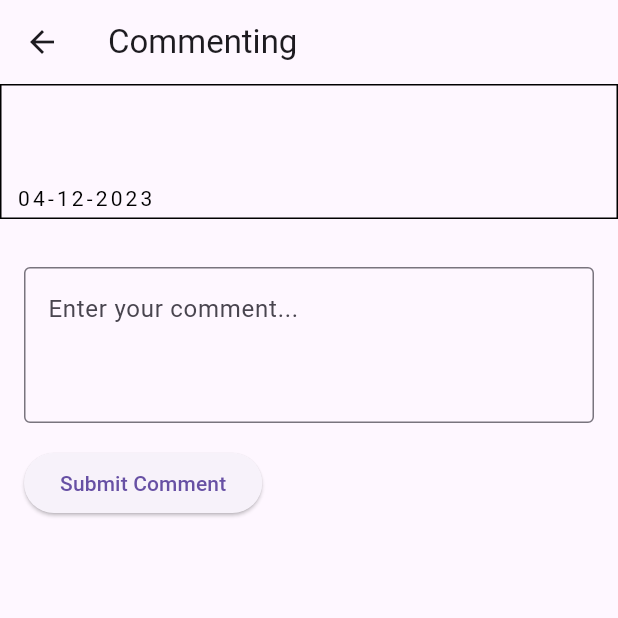
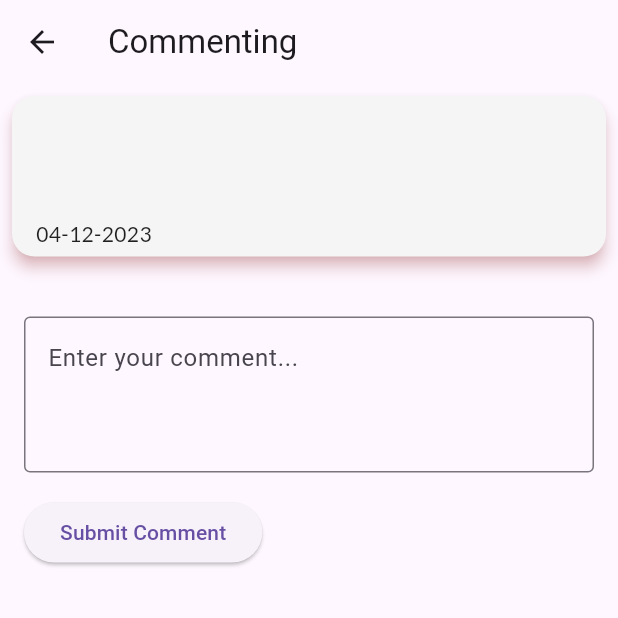
Before and after one commit to yanggank1212/CS4768-Group-5-Project, a Flutter app: the CommentPageScreen screen opened directly with empty values, on a phone screen of 412 x 824 dp, the top half of it. Run offline on Flutter 3.47's test engine with Material 3 defaults, Android fonts, the phone set to English and light mode, and no system bars; our stand-ins replace cloud_firestore, firebase_auth, firebase_core, firebase_storage, google_fonts, google_sign_in and 2 more; missing offline and left inert: firebase_ui_auth, firebase_ui_oauth_google; accounts and stored records are empty; Roboto replaces fonts that are missing (JetBrains Mono).

Commit message:
Changed(Post_widget,images, likes,dislikes)

```diff
--- a/poutine_time/lib/views/components/post_widget.dart
+++ b/poutine_time/lib/views/components/post_widget.dart
@@ -1,4 +1,3 @@
-import 'package:cloud_firestore/cloud_firestore.dart';
 import 'package:flutter/material.dart';
 import 'package:intl/intl.dart';
 import 'package:poutine_time/controller/state_manager.dart';
@@ -6,8 +5,12 @@ import 'package:poutine_time/controller/user_controller.dart';
 import 'package:poutine_time/model/post_model.dart';
 import 'package:poutine_time/views/commenting_page.dart';
 import 'package:poutine_time/views/post_page.dart';
+import 'package:google_fonts/google_fonts.dart';
 
-class PostWidget extends StatelessWidget {
+import '../../controller/post_controller.dart';
+
+// For real time update for likes and dislikes we need a statefulWidget
+class PostWidget extends StatefulWidget {
   final PostModel postModel;
   bool displayUsername;
   bool displayPostOption;
@@ -16,211 +19,235 @@ class PostWidget extends StatelessWidget {
   bool isTappable;
 
   PostWidget({
-    super.key,
+    Key? key,
     required this.postModel,
     this.displayUsername = true,
     this.displayPostOption = true,
     this.displayInteractions = true,
     this.displayReleaseDate = true,
-    // this variable is used to tap the post only on pages that allows it
     this.isTappable = true,
-  });
+  }) : super(key: key);
 
-  Future<void> onThumbsPressed(String fieldName) async {
-    // final userID = StateManager.userController.getUserID();
-    // final postCollection = StateManager.postController.postCollection;
-    // final postDoc = postCollection.doc(postModel.id);
+  @override
 
-    // final hasLiked = postModel.likes.contains(userID);
-    // final hasDisliked = postModel.dislikes.contains(userID);
-
-    // if (hasLiked) {
-    //   await postDoc.update({
-    //     fieldName: FieldValue.arrayRemove([userID])
-    //   });
-    //   if (fieldName == 'likes') postModel.likes.remove(userID);
-    // } else if (hasDisliked) {
-    //   await postDoc.update({
-    //     fieldName: FieldValue.arrayRemove([userID])
-    //   });
-    //   if (fieldName == 'dislikes') postModel.likes.remove(userID);
-    //   return;
-    // }
-
-    // if (fieldName == 'likes')
-    //   postModel.likes.add(userID);
-    // else
-    //   postModel.dislikes.add(userID);
-    // await postDoc.update({
-    //   fieldName: FieldValue.arrayUnion([userID])
-    // });
-
-    // StateManager.postController.notifyListeners();
+  _PostWidgetState createState() => _PostWidgetState();
 }
 
-  Future<void> onThumbsUpPressed() async {
-    await onThumbsPressed('likes');
+class _PostWidgetState extends State<PostWidget> {
+  late PostModel _postModel;
+  PageController _pageController = PageController();
+
+  Color maroonColor = const Color(0xFF800000);
+  Color darkTextColor = const Color(0xFF212121);
+
+  @override
+  void initState() {
+    super.initState();
+    _postModel = widget.postModel;
   }
 
-  Future<void> onThumbsDownPressed() async {
-    await onThumbsPressed('dislikes');
+  // Widget to build the image and slide images
+  Widget buildImageSection() {
+    if (_postModel.imageUrls != null && _postModel.imageUrls.isNotEmpty) {
+      return Column(
+        children: [
+          // Specifying a definite height for the PageView
+          Container(
+            height: 200, // Adjust the height as needed
+            child: PageView.builder(
+              controller: _pageController,
+              itemCount: _postModel.imageUrls.length,
+              itemBuilder: (context, index) {
+                return Image.network(_postModel.imageUrls[index]);
+              },
+            ),
+          ),
+          Row(
+            mainAxisAlignment: MainAxisAlignment.center,
+            children: [
+              IconButton(
+                icon: Icon(Icons.arrow_back_ios),
+                onPressed: () {
+                  if (_pageController.hasClients && _pageController.page! > 0) {
+                    _pageController.previousPage(duration: Duration(milliseconds: 300), curve: Curves.easeInOut);
+                  }
+                },
+              ),
+              IconButton(
+                icon: Icon(Icons.arrow_forward_ios),
+                onPressed: () {
+                  if (_pageController.hasClients && _pageController.page! < _postModel.imageUrls.length - 1) {
+                    _pageController.nextPage(duration: Duration(milliseconds: 300), curve: Curves.easeInOut);
+                  }
+                },
+              ),
+            ],
+          ),
+        ],
+      );
+    } else {
+
+      // Shrinking to adjust size
+      return SizedBox.shrink();
+    }
+  }
+
+
+  void onThumbsUpPressed() async {
+    if (_postModel.id == null) {
+      print('Error: Post ID is null');
+      return;
+    }
+    String postId = _postModel.id!;
+
+    UserController userController = UserController();
+    userController.setUser();
+    if (userController.getUserID() == null) {
+      print('Error: User ID is null');
+      return;
+    }
+    String userId = userController.getUserID();
+
+    // Call the likepost method from controller to update the likes
+    await PostControllerService().likePost(postId, userId);
+
+    setState(() {
+      // Add to likes and remove from dislikes
+      if (!_postModel.likes.contains(userId)) {
+        _postModel.likes.add(userId);
+      }
+      if (_postModel.dislikes.contains(userId)) {
+        _postModel.dislikes.remove(userId);
+      }
+    });
+  }
+
+  void onThumbsDownPressed() async {
+    if (_postModel.id == null) {
+      print('Error: Post ID is null');
+      return;
+    }
+    String postId = _postModel.id!;
+
+    UserController userController = UserController();
+    userController.setUser();
+    if (userController.getUserID() == null) {
+      print('Error: User ID is null');
+      return;
+    }
+    String userId = userController.getUserID();
+
+    await PostControllerService().dislikePost(postId, userId);
+
+    setState(() {
+      // Add to dislikes and remove from likes
+      if (!_postModel.dislikes.contains(userId)) {
+        _postModel.dislikes.add(userId);
+      }
+      if (_postModel.likes.contains(userId)) {
+        _postModel.likes.remove(userId);
+      }
+    });
   }
 
   Widget interactionButtonsWidget(BuildContext context) {
-    return Container(
-      child: Row(
+    return Row(
+      mainAxisAlignment: MainAxisAlignment.spaceAround,
       children: [
-          //Thumbs Up
         InteractionButton(
-            iconPath: 'assets/icons/thumbup.png',
+          iconData: Icons.thumb_up,
           onPressed: onThumbsUpPressed,
-            count: postModel.likes.length,
+          count: _postModel.likes.length,
+          iconColor: maroonColor,
+          textColor: darkTextColor,
         ),
-          const SizedBox(width: 4),
-          // Thumbs Down
         InteractionButton(
-            iconPath: 'assets/icons/thumbdown.png',
+          iconData: Icons.thumb_down,
           onPressed: onThumbsDownPressed,
-            count: postModel.dislikes.length,
+          count: _postModel.dislikes.length,
+          iconColor: maroonColor,
+          textColor: darkTextColor,
         ),
-          const SizedBox(width: 4),
-          // Comment
         InteractionButton(
-            iconPath: 'assets/icons/chatbubble.png',
+          iconData: Icons.comment,
           onPressed: () {
             Navigator.push(
               context,
               MaterialPageRoute(
-                  builder: (context) => CommentPageScreen(
-                    fatherPost: postModel,
-                  ),
+                builder: (context) => CommentPageScreen(fatherPost: _postModel),
               ),
             );
           },
-            count: postModel
-                .comments.length, // You may replace this with the actual count
+          count: _postModel.comments.length,
+          iconColor: maroonColor,
+          textColor: darkTextColor,
+        ),
+      ],
+    );
+  }
+
+
+  Widget topContainerWidget(bool displayUsername, bool displayPostOption) {
+    return Padding(
+      padding: const EdgeInsets.symmetric(horizontal: 16, vertical: 8),
+      child: Row(
+        mainAxisAlignment: MainAxisAlignment.spaceBetween,
+        children: <Widget>[
+          if (displayUsername)
+            Text(
+              _postModel.username,
+              style: GoogleFonts.lato(
+                fontSize: 14,
+                fontWeight: FontWeight.w700,
+                letterSpacing: 1.0,
+                color: Colors.red[800],
+              ),
+            ),
+          if (displayPostOption)
+            IconButton(
+              icon: Icon(Icons.more_vert, color: Colors.red[800]),
+              onPressed: () {},
             ),
         ],
       ),
     );
   }
 
-  Widget topCointainerWidget(bool displayUsername, bool displayPostOption) {
-    return Container(
-      padding: const EdgeInsets.symmetric(horizontal: 10),
-      child: Row(
-        mainAxisAlignment: MainAxisAlignment.spaceBetween,
-        children: <Widget>[
-          if (displayUsername)
-            Text(
-              postModel.username,
-              style: const TextStyle(
-                fontFamily: 'JetBrains Mono',
-                fontSize: 14,
+  Widget middleContainerWidget() {
+    return Padding(
+      padding: const EdgeInsets.symmetric(horizontal: 16, vertical: 10),
+      child: Text(
+        _postModel.description,
+        style: GoogleFonts.lato(
+          fontSize: 15,
           fontWeight: FontWeight.w400,
-                height: 1.1000000409,
-                letterSpacing: 2.1,
-                color: Color(0xff000000),
+          color: Colors.black87,
         ),
-            ),
-          if (displayPostOption)
-            SizedBox(
-                // Post Options Button
-                width: 32,
-                height: 32,
-                child: IconButton(
-                  icon: Image.asset(
-                    'assets/icons/post-options.png',
-                  ),
-                  onPressed: () {},
-                )),
-        ],
+        maxLines: 3,
+        overflow: TextOverflow.ellipsis,
       ),
     );
   }
 
-  Widget middleContainerWidget() {
-    return Container(
-      padding: const EdgeInsets.symmetric(horizontal: 10, vertical: 10),
-      child: Column(
-        crossAxisAlignment: CrossAxisAlignment.start,
-        children: [
-          SizedBox(
-            width: double.infinity,
-            child: Container(
-              constraints: const BoxConstraints(
-                maxWidth: 370,
-              ),
-              child: Text(
-                postModel.description,
-                style: const TextStyle(
-                  fontFamily: 'JetBrains Mono',
-                  fontSize: 15,
-                  fontWeight: FontWeight.w400,
-                  height: 1.1,
-                  color: Color(0xff000000),
-                ),
-                maxLines: 3, //The Maximum number of lines to display
-                overflow: TextOverflow.ellipsis, //To Display (...)
-              ),
-            ),
-          ),
-          SizedBox(
-              height: 10), // Adjust the spacing between description and images
-          if (postModel.imageUrls.isNotEmpty)
-            SizedBox(
-              height: 100,
-              child: ListView.builder(
-                scrollDirection: Axis.horizontal,
-                itemCount: postModel.imageUrls.length,
-                itemBuilder: (context, index) {
-                  var imageUrl = postModel.imageUrls[index];
-                  // return Container(
-                  //   margin: const EdgeInsets.only(right: 8.0),
-                  //   width: 100,
-                  //   height: 100,
-                  //   decoration: BoxDecoration(
-                  //     image: DecorationImage(
-                  //       image: NetworkImage(imageUrl),
-                  //       fit: BoxFit.cover,
-                  //     ),
-                  //     borderRadius: BorderRadius.circular(8.0),
-                  //   ),
-                  // );
-                  Image.network(imageUrl, height: 100, width: 100);
-                },
-              ),
-            ),
-        ],
-      ),
-    );
-  }
 
-  Widget bottomContainerWidget(
-      BuildContext context, bool displayInteractions, bool displayReleaseDate) {
-    String formattedDate =
-        DateFormat('dd-MM-yyyy').format(postModel.release_date);
-
-    return Container(
-      padding: const EdgeInsets.symmetric(horizontal: 10, vertical: 5),
-      //width: double.infinity,
+  Widget bottomContainerWidget(BuildContext context, bool displayInteractions,
+      bool displayReleaseDate) {
+    String formattedDate = DateFormat('dd-MM-yyyy').format(
+        _postModel.release_date);
+    return Padding(
+      padding: const EdgeInsets.symmetric(horizontal: 16, vertical: 5),
       child: Row(
         mainAxisAlignment: MainAxisAlignment.spaceBetween,
         children: <Widget>[
-          // Interaction Buttons
-          if (displayInteractions) interactionButtonsWidget(context),
-          //Post's Release Date
+          if (displayInteractions) Expanded(
+              child: interactionButtonsWidget(context)),
           if (displayReleaseDate)
             Text(
               formattedDate,
-              textAlign: TextAlign.right,
-              style: const TextStyle(
-                fontFamily: 'JetBrains Mono',
+              style: GoogleFonts.lato(
                 fontSize: 14,
                 fontWeight: FontWeight.w400,
-                height: 1.1,
-                letterSpacing: 2.1,
-                color: Color(0xff000000),
+                color: Colors.black87,
               ),
             ),
         ],
@@ -231,31 +258,33 @@ class PostWidget extends StatelessWidget {
   @override
   Widget build(BuildContext context) {
     return GestureDetector(
-      onTap: isTappable
-          ? () {
+      onTap: widget.isTappable ? () {
         Navigator.push(
           context,
           MaterialPageRoute(
-                  builder: (context) => PostPageScreen(postModel: postModel),
+            builder: (context) => PostPageScreen(postModel: _postModel),
           ),
         );
-            }
-          : null,
-      child: Container(
-        decoration: BoxDecoration(
-          border: Border.all(color: const Color(0xff000000)),
+      } : null,
+      child: Card(
+        margin: const EdgeInsets.all(8.0),
+        elevation: 4.0,
+        shadowColor: Colors.red[800]?.withOpacity(0.5),
+        color: Colors.grey[100],
+        shape: RoundedRectangleBorder(
+          borderRadius: BorderRadius.circular(15.0),
         ),
-        width: double.infinity,
         child: Column(
-          crossAxisAlignment: CrossAxisAlignment.center,
+          crossAxisAlignment: CrossAxisAlignment.start,
           children: <Widget>[
-            //Top Container
-            topCointainerWidget(displayUsername, displayPostOption),
-            // Middle Container
+            // Top container widget (username and post option)
+            topContainerWidget(widget.displayUsername, widget.displayPostOption),
+            // Middle container widget (post description)
             middleContainerWidget(),
-            // Bottom Container
-            bottomContainerWidget(
-                context, displayInteractions, displayReleaseDate),
+            // Image section
+            buildImageSection(),
+            // Bottom container widget (interactions and release date)
+            bottomContainerWidget(context, widget.displayInteractions, widget.displayReleaseDate),
           ],
         ),
       ),
@@ -264,45 +293,40 @@ class PostWidget extends StatelessWidget {
 }
 
 class InteractionButton extends StatelessWidget {
-  const InteractionButton({
+  final IconData iconData;
+  final VoidCallback onPressed;
+  final int count;
+  final Color iconColor;
+  final Color textColor;
+
+  InteractionButton({
     Key? key,
-    required this.iconPath,
+    required this.iconData,
     required this.onPressed,
     required this.count,
+    required this.iconColor,
+    required this.textColor,
   }) : super(key: key);
-
-  final String iconPath;
-  final VoidCallback onPressed;
-  final int count;
 
   @override
   Widget build(BuildContext context) {
     return Row(
-      mainAxisAlignment: MainAxisAlignment.spaceBetween,
+      mainAxisSize: MainAxisSize.min,
       children: <Widget>[
-        SizedBox(
-          width: 32,
-          height: 32,
-          child: IconButton(
-            icon: Image.asset(iconPath),
+        IconButton(
+          icon: Icon(iconData, color: iconColor),
           onPressed: onPressed,
+          iconSize: 24,
+        ),
+        if (count > 0)
+          Text(
+            count.toString(),
+            style: TextStyle(
+              color: textColor,
+              fontWeight: FontWeight.bold,
             ),
           ),
-        if (count > 0) ...[
-          const SizedBox(
-            width: 4,
-          ),
-          SizedBox(
-            width: 16,
-            height: 16,
-            child: Text(
-              count.toString(),
-              style: const TextStyle(
-                color: Color(0xff000000),
-              ),
-            ),
-          )
-        ]
+        SizedBox(width: 8),
       ],
     );
   }
```
Also changed, not shown: poutine_time/lib/controller/post_controller.dart (+63 -0 lines). Lines whose indentation alone changed are shown as unchanged.
